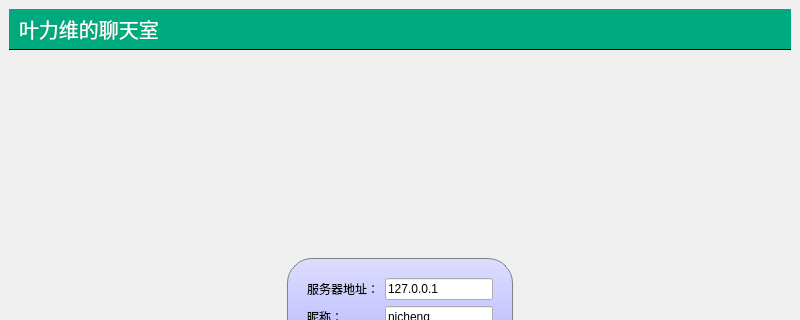
The window that ChatsHobby/ChatClient/mainwindow.ui (leeonbeans/QT_learning) describes before a commit, drawn with Qt 5; both pictures show x 0 to 800 and y 0 to 320 of the 800 by 600 pixel window.
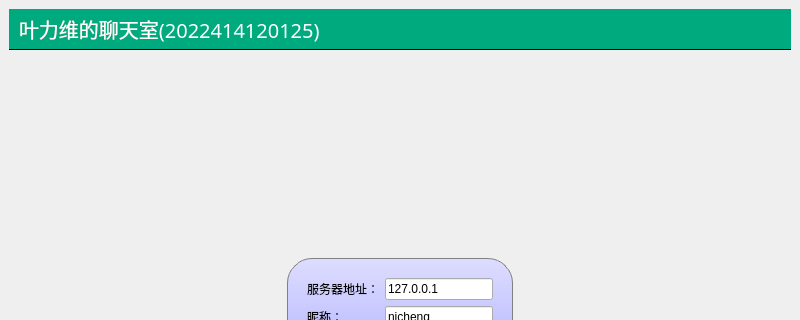
The same window after the commit.

```diff
--- a/ChatsHobby/ChatClient/mainwindow.ui
+++ b/ChatsHobby/ChatClient/mainwindow.ui
@@ -50,7 +50,7 @@
        </font>
       </property>
       <property name="text">
-       <string>叶力维的聊天室</string>
+       <string>叶力维的聊天室(2022414120125)</string>
       </property>
      </widget>
     </item>
```
